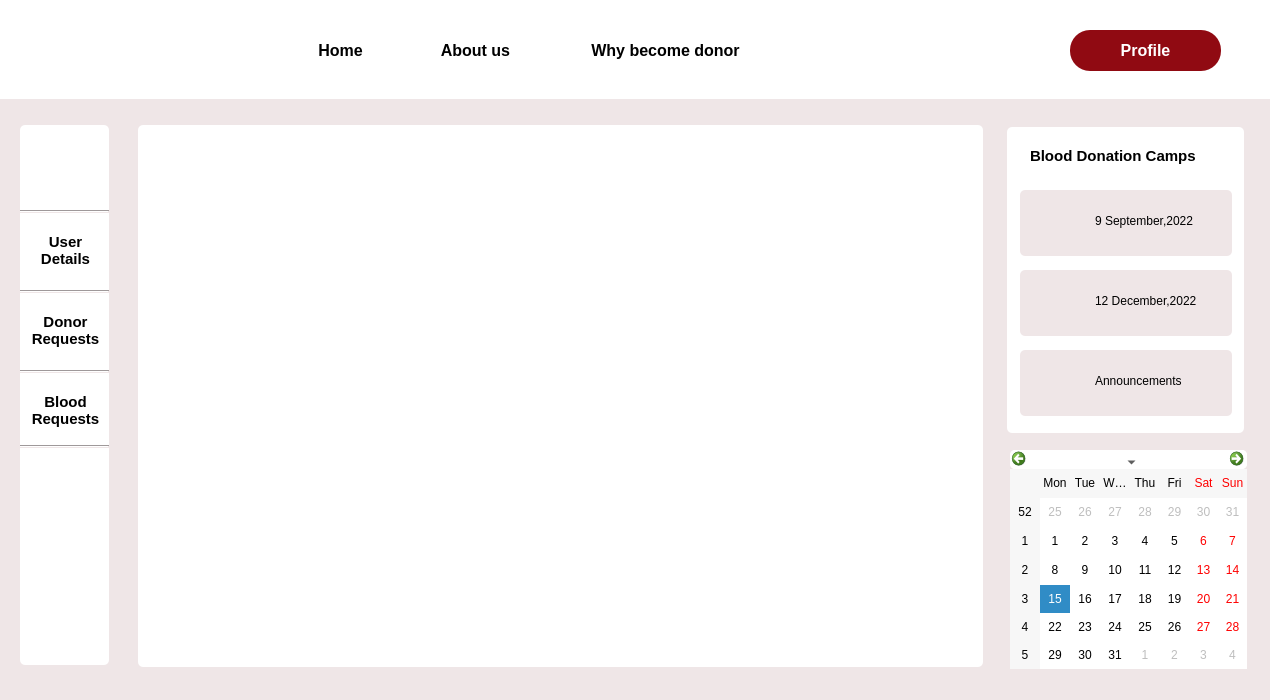
Above: camaign_admin.ui from Rista10/Final before the change. Below: the same form after it.
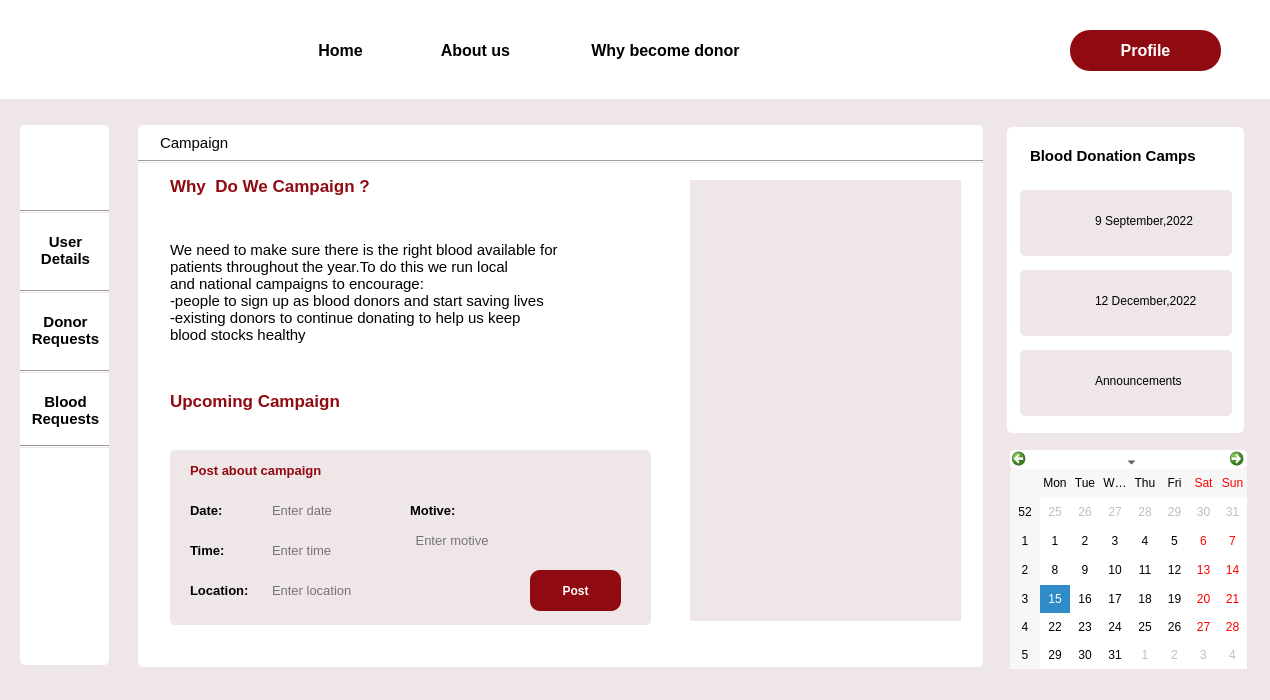
That is the form after the change. Icons and pictures are not drawn.

What changed in the file:
```diff
--- a/camaign_admin.ui
+++ b/camaign_admin.ui
@@ -622,6 +622,377 @@
     <enum>Qt::Horizontal</enum>
    </property>
   </widget>
+  <widget class="QLabel" name="label_8">
+   <property name="geometry">
+    <rect>
+     <x>170</x>
+     <y>230</y>
+     <width>521</width>
+     <height>141</height>
+    </rect>
+   </property>
+   <property name="font">
+    <font>
+     <pointsize>11</pointsize>
+     <bold>false</bold>
+    </font>
+   </property>
+   <property name="toolTip">
+    <string>We need to make sure there is the right blood available for patients throughout the year. To do this we run local and national campaigns to encourage: people to sign up as blood donors and start saving lives existing do nors to continue donating to help us keep blood stocks healthy
+</string>
+   </property>
+   <property name="styleSheet">
+    <string notr="true">background-color: rgb(255, 255, 255);</string>
+   </property>
+   <property name="text">
+    <string>We need to make sure there is the right blood available for
+patients throughout the year.To do this we run local 
+and national campaigns to encourage:
+-people to sign up as blood donors and start saving lives
+-existing donors to continue donating to help us keep
+blood stocks healthy
+</string>
+   </property>
+  </widget>
+  <widget class="QLabel" name="label_21">
+   <property name="geometry">
+    <rect>
+     <x>170</x>
+     <y>450</y>
+     <width>481</width>
+     <height>175</height>
+    </rect>
+   </property>
+   <property name="styleSheet">
+    <string notr="true">border-radius:5px;</string>
+   </property>
+   <property name="text">
+    <string/>
+   </property>
+  </widget>
+  <widget class="Line" name="line_5">
+   <property name="geometry">
+    <rect>
+     <x>138</x>
+     <y>160</y>
+     <width>845</width>
+     <height>3</height>
+    </rect>
+   </property>
+   <property name="orientation">
+    <enum>Qt::Horizontal</enum>
+   </property>
+  </widget>
+  <widget class="QLabel" name="label_18">
+   <property name="geometry">
+    <rect>
+     <x>160</x>
+     <y>133</y>
+     <width>211</width>
+     <height>20</height>
+    </rect>
+   </property>
+   <property name="font">
+    <font>
+     <pointsize>11</pointsize>
+     <bold>false</bold>
+    </font>
+   </property>
+   <property name="styleSheet">
+    <string notr="true">background-color: rgb(255, 255, 255);</string>
+   </property>
+   <property name="text">
+    <string>Campaign</string>
+   </property>
+  </widget>
+  <widget class="QLabel" name="label_19">
+   <property name="geometry">
+    <rect>
+     <x>170</x>
+     <y>170</y>
+     <width>301</width>
+     <height>31</height>
+    </rect>
+   </property>
+   <property name="font">
+    <font>
+     <pointsize>13</pointsize>
+     <bold>true</bold>
+    </font>
+   </property>
+   <property name="styleSheet">
+    <string notr="true">background-color: rgb(255, 255, 255);
+color: rgb(144, 10, 18);</string>
+   </property>
+   <property name="text">
+    <string>Why  Do We Campaign ?</string>
+   </property>
+  </widget>
+  <widget class="QLabel" name="label_20">
+   <property name="geometry">
+    <rect>
+     <x>170</x>
+     <y>385</y>
+     <width>301</width>
+     <height>31</height>
+    </rect>
+   </property>
+   <property name="font">
+    <font>
+     <pointsize>13</pointsize>
+     <bold>true</bold>
+    </font>
+   </property>
+   <property name="styleSheet">
+    <string notr="true">background-color: rgb(255, 255, 255);
+color: rgb(144, 10, 18);</string>
+   </property>
+   <property name="text">
+    <string>Upcoming Campaign</string>
+   </property>
+  </widget>
+  <widget class="QLabel" name="label_9">
+   <property name="geometry">
+    <rect>
+     <x>190</x>
+     <y>540</y>
+     <width>63</width>
+     <height>20</height>
+    </rect>
+   </property>
+   <property name="font">
+    <font>
+     <pointsize>10</pointsize>
+     <bold>true</bold>
+    </font>
+   </property>
+   <property name="text">
+    <string>Time:</string>
+   </property>
+  </widget>
+  <widget class="QLabel" name="label_10">
+   <property name="geometry">
+    <rect>
+     <x>190</x>
+     <y>580</y>
+     <width>111</width>
+     <height>20</height>
+    </rect>
+   </property>
+   <property name="font">
+    <font>
+     <pointsize>10</pointsize>
+     <bold>true</bold>
+    </font>
+   </property>
+   <property name="text">
+    <string>Location:</string>
+   </property>
+  </widget>
+  <widget class="QLabel" name="label_44">
+   <property name="geometry">
+    <rect>
+     <x>190</x>
+     <y>460</y>
+     <width>181</width>
+     <height>20</height>
+    </rect>
+   </property>
+   <property name="font">
+    <font>
+     <pointsize>10</pointsize>
+     <bold>true</bold>
+    </font>
+   </property>
+   <property name="styleSheet">
+    <string notr="true">color: rgb(144, 10, 18);</string>
+   </property>
+   <property name="text">
+    <string>Post about campaign</string>
+   </property>
+  </widget>
+  <widget class="QLabel" name="label_12">
+   <property name="geometry">
+    <rect>
+     <x>190</x>
+     <y>500</y>
+     <width>63</width>
+     <height>20</height>
+    </rect>
+   </property>
+   <property name="font">
+    <font>
+     <pointsize>10</pointsize>
+     <bold>true</bold>
+    </font>
+   </property>
+   <property name="text">
+    <string>Date:</string>
+   </property>
+  </widget>
+  <widget class="QLineEdit" name="date">
+   <property name="geometry">
+    <rect>
+     <x>270</x>
+     <y>500</y>
+     <width>151</width>
+     <height>20</height>
+    </rect>
+   </property>
+   <property name="font">
+    <font>
+     <pointsize>10</pointsize>
+    </font>
+   </property>
+   <property name="styleSheet">
+    <string notr="true">border-radius:5px;</string>
+   </property>
+   <property name="text">
+    <string/>
+   </property>
+   <property name="placeholderText">
+    <string>Enter date</string>
+   </property>
+  </widget>
+  <widget class="QLineEdit" name="time">
+   <property name="geometry">
+    <rect>
+     <x>270</x>
+     <y>540</y>
+     <width>113</width>
+     <height>20</height>
+    </rect>
+   </property>
+   <property name="font">
+    <font>
+     <pointsize>10</pointsize>
+    </font>
+   </property>
+   <property name="styleSheet">
+    <string notr="true">border-radius:5px;</string>
+   </property>
+   <property name="text">
+    <string/>
+   </property>
+   <property name="placeholderText">
+    <string>Enter time</string>
+   </property>
+  </widget>
+  <widget class="QLineEdit" name="location">
+   <property name="geometry">
+    <rect>
+     <x>270</x>
+     <y>580</y>
+     <width>241</width>
+     <height>20</height>
+    </rect>
+   </property>
+   <property name="font">
+    <font>
+     <pointsize>10</pointsize>
+    </font>
+   </property>
+   <property name="styleSheet">
+    <string notr="true">border-radius:5px;</string>
+   </property>
+   <property name="text">
+    <string/>
+   </property>
+   <property name="placeholderText">
+    <string>Enter location</string>
+   </property>
+  </widget>
+  <widget class="QPushButton" name="Post">
+   <property name="geometry">
+    <rect>
+     <x>530</x>
+     <y>570</y>
+     <width>91</width>
+     <height>41</height>
+    </rect>
+   </property>
+   <property name="font">
+    <font>
+     <pointsize>9</pointsize>
+     <bold>true</bold>
+    </font>
+   </property>
+   <property name="cursor">
+    <cursorShape>PointingHandCursor</cursorShape>
+   </property>
+   <property name="styleSheet">
+    <string notr="true">*{background-color: rgb(144, 10, 18);
+	color: rgb(255, 255, 255);
+border-radius: 10px;
+}
+
+#Post:hover{
+background-color: rgb(255, 255, 255);
+	color: rgb(144, 10, 18);}</string>
+   </property>
+   <property name="text">
+    <string>Post</string>
+   </property>
+  </widget>
+  <widget class="QLabel" name="label_13">
+   <property name="geometry">
+    <rect>
+     <x>410</x>
+     <y>500</y>
+     <width>63</width>
+     <height>20</height>
+    </rect>
+   </property>
+   <property name="font">
+    <font>
+     <pointsize>10</pointsize>
+     <bold>true</bold>
+    </font>
+   </property>
+   <property name="text">
+    <string>Motive:</string>
+   </property>
+  </widget>
+  <widget class="QLineEdit" name="motive">
+   <property name="geometry">
+    <rect>
+     <x>410</x>
+     <y>530</y>
+     <width>211</width>
+     <height>20</height>
+    </rect>
+   </property>
+   <property name="font">
+    <font>
+     <pointsize>10</pointsize>
+    </font>
+   </property>
+   <property name="styleSheet">
+    <string notr="true">border-radius:5px;</string>
+   </property>
+   <property name="text">
+    <string/>
+   </property>
+   <property name="placeholderText">
+    <string> Enter motive</string>
+   </property>
+  </widget>
+  <widget class="QLabel" name="label_6">
+   <property name="geometry">
+    <rect>
+     <x>690</x>
+     <y>180</y>
+     <width>271</width>
+     <height>441</height>
+    </rect>
+   </property>
+   <property name="styleSheet">
+    <string notr="true">background-image: url(:/Images/campaign.png);</string>
+   </property>
+   <property name="text">
+    <string/>
+   </property>
+  </widget>
   <zorder>label_4</zorder>
   <zorder>label</zorder>
   <zorder>label_25</zorder>
@@ -650,6 +1021,23 @@
   <zorder>label_28</zorder>
   <zorder>label_5</zorder>
   <zorder>line</zorder>
+  <zorder>label_8</zorder>
+  <zorder>label_21</zorder>
+  <zorder>line_5</zorder>
+  <zorder>label_18</zorder>
+  <zorder>label_19</zorder>
+  <zorder>label_20</zorder>
+  <zorder>label_9</zorder>
+  <zorder>label_10</zorder>
+  <zorder>label_44</zorder>
+  <zorder>label_12</zorder>
+  <zorder>date</zorder>
+  <zorder>time</zorder>
+  <zorder>location</zorder>
+  <zorder>Post</zorder>
+  <zorder>label_13</zorder>
+  <zorder>motive</zorder>
+  <zorder>label_6</zorder>
  </widget>
  <resources/>
  <connections/>
```
